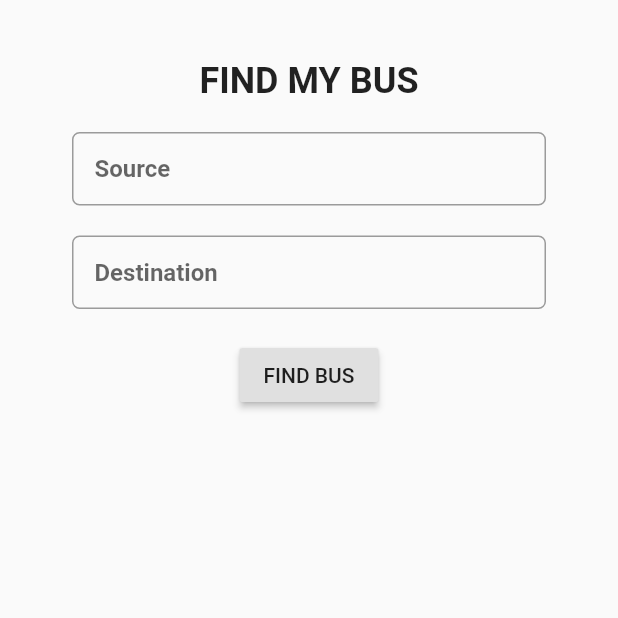
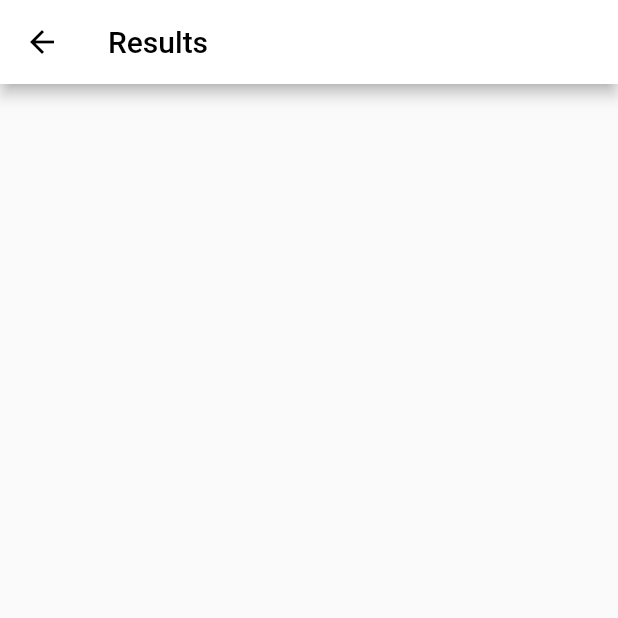
Before and after one commit to ashikmeerankutty/EvdeKSRTC, a Flutter app: the screen it shows after launch, after a tap on "FIND BUS", on a phone screen of 412 x 824 dp, the top half of it. Run offline on Flutter 3.47's test engine with Material 2 defaults, Android fonts, the phone set to English and light mode, and no system bars.

Commit message:
Added result page

```diff
--- a/lib/bus/bus_home.dart
+++ b/lib/bus/bus_home.dart
@@ -1,3 +1,4 @@
+import 'package:findmybus/bus/search_result.dart';
 import 'package:flutter/material.dart';
 
 class BusHome extends StatefulWidget {
@@ -13,7 +14,8 @@ class _BusHomeState extends State<BusHome> {
 
   void _searchBus()
   {
-
+    Navigator.push(context,
+    MaterialPageRoute(builder: (context) => ResultPage()));
   }
 
   @override
@@ -78,7 +80,7 @@ class _BusHomeState extends State<BusHome> {
                     ),
                   ),
                   RaisedButton(
-                    onPressed: (){},
+                    onPressed: _searchBus,
                     child: Text('FIND BUS'),
                   )
                 ],
--- /dev/null
+++ b/lib/bus/search_result.dart
@@ -0,0 +1,20 @@
+import 'package:flutter/material.dart';
+
+class ResultPage extends StatefulWidget {
+  @override
+  _ResultPageState createState() => _ResultPageState();
+}
+
+class _ResultPageState extends State<ResultPage> {
+  @override
+  Widget build(BuildContext context) {
+    return SafeArea(
+      child: Scaffold(
+        appBar: AppBar(
+          automaticallyImplyLeading: true,
+          title: Text('Results', style: TextStyle(color: Colors.black)),
+        ),
+      ),
+    );
+  }
+}
```
